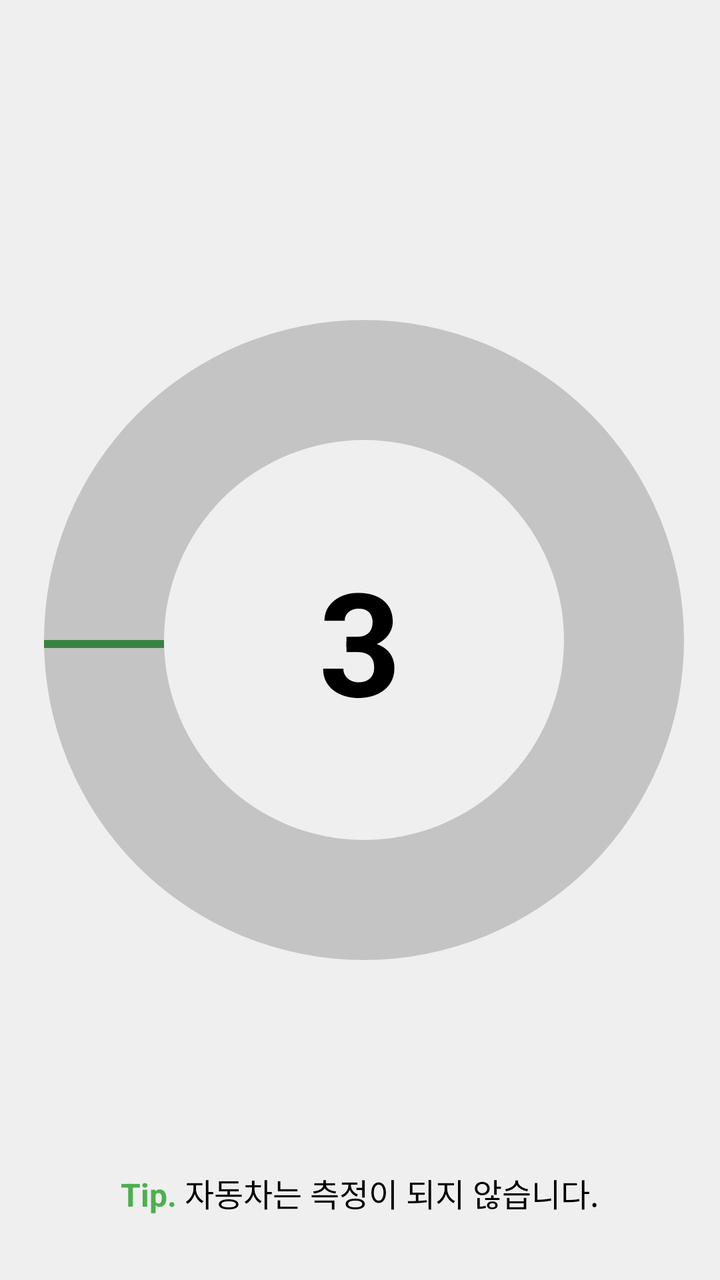
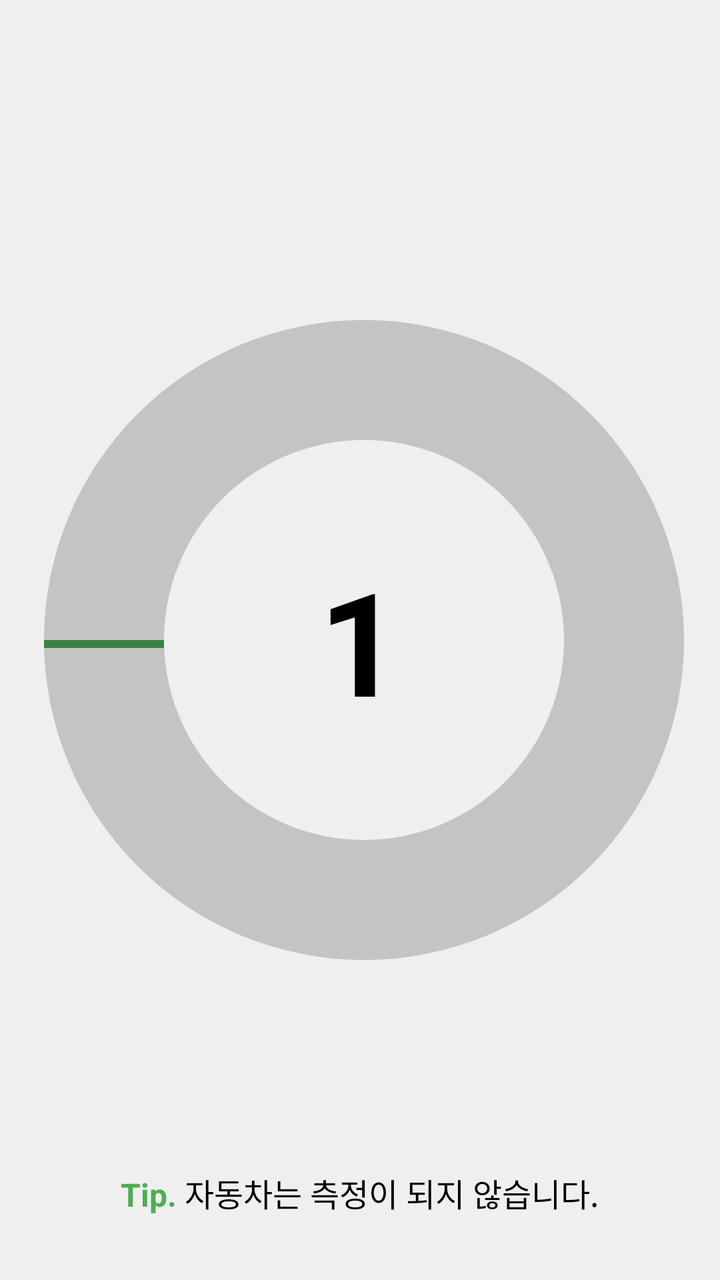

An Android layout rendered at two revisions. The XML below is the earlier revision; the diff shows what the commit changed to produce the second picture.
<!-- AndroidManifest.xml: application theme Theme.Moveon -->
<!-- res/layout/fragment_countdown.xml -->
<?xml version="1.0" encoding="utf-8"?>
<FrameLayout xmlns:android="http://schemas.android.com/apk/res/android"
    android:layout_width="match_parent"
    android:layout_height="match_parent"
    android:background="#EFEFEF">>

    <FrameLayout
        android:layout_width="400dp"
        android:layout_height="400dp"
        android:layout_gravity="center">

        <ProgressBar
            android:id="@+id/circleProgress"
            android:layout_width="match_parent"
            android:layout_height="match_parent"
            android:indeterminate="false"
            android:progressDrawable="@drawable/countdown_circle_progress"
            android:rotation="180"
            style="?android:attr/progressBarStyleHorizontal"
            android:max="100"
            android:progress="0" />

        <TextView
            android:id="@+id/countdownText"
            android:layout_width="wrap_content"
            android:layout_height="wrap_content"
            android:layout_gravity="center"
            android:textSize="72sp"
            android:textStyle="bold"
            android:textColor="#000000"
            android:text="3" />

    </FrameLayout>
    <LinearLayout
        android:layout_width="wrap_content"
        android:layout_height="wrap_content"
        android:layout_gravity="bottom|center_horizontal"
        android:orientation="horizontal"
        android:layout_marginBottom="32dp">

        
        <TextView
            android:id="@+id/tipLabel"
            android:layout_width="wrap_content"
            android:layout_height="wrap_content"
            android:text="Tip."
            android:textSize="16sp"
            android:textColor="#4CAF50"
            android:textStyle="bold"/>

        
        <TextView
            android:id="@+id/tipMessage"
            android:layout_width="wrap_content"
            android:layout_height="wrap_content"
            android:text=" 자동차는 측정이 되지 않습니다."
            android:textSize="16sp"
            android:textColor="#000000"/>
    </LinearLayout>
</FrameLayout>
<!-- resources referenced by this layout -->
<resources>
  <!-- drawable countdown_circle_progress (drawable) -->
  <?xml version="1.0" encoding="utf-8"?>
  <layer-list xmlns:android="http://schemas.android.com/apk/res/android">
      
      <item android:right="4dp" android:top="4dp" android:bottom="4dp">
          <shape android:shape="ring"
              android:innerRadius="100dp"
              android:thickness="60dp"
              android:useLevel="false">
              <solid android:color="#C4C4C4"/>
          </shape>
      </item>
  
      
      <item android:right="4dp" android:top="4dp" android:bottom="4dp">
          <shape android:shape="ring"
              android:innerRadius="100dp"
              android:thickness="60dp"
              android:useLevel="true">
              <solid android:color="#398342"/>
          </shape>
      </item>
  </layer-list>
  <style name="Theme.Moveon" parent="Theme.MaterialComponents.DayNight.NoActionBar">
          <item name="colorPrimary">#398342</item>
          <item name="colorPrimaryVariant">#398342</item>
          <item name="colorAccent">@color/black</item>
          <item name="android:colorControlHighlight">@android:color/transparent</item> 
          <item name="android:windowBackground">@color/white</item> 
      </style>
  <color name="black">#FF000000</color>
  <color name="white">#FFFFFFFF</color>
</resources>

<!-- the commit's change to res/layout/fragment_countdown.xml (unified diff, before → after) -->
@@ -28,7 +28,7 @@
             android:textSize="72sp"
             android:textStyle="bold"
             android:textColor="#000000"
-            android:text="3" />
+            android:text="1" />
 
     </FrameLayout>
     <LinearLayout
